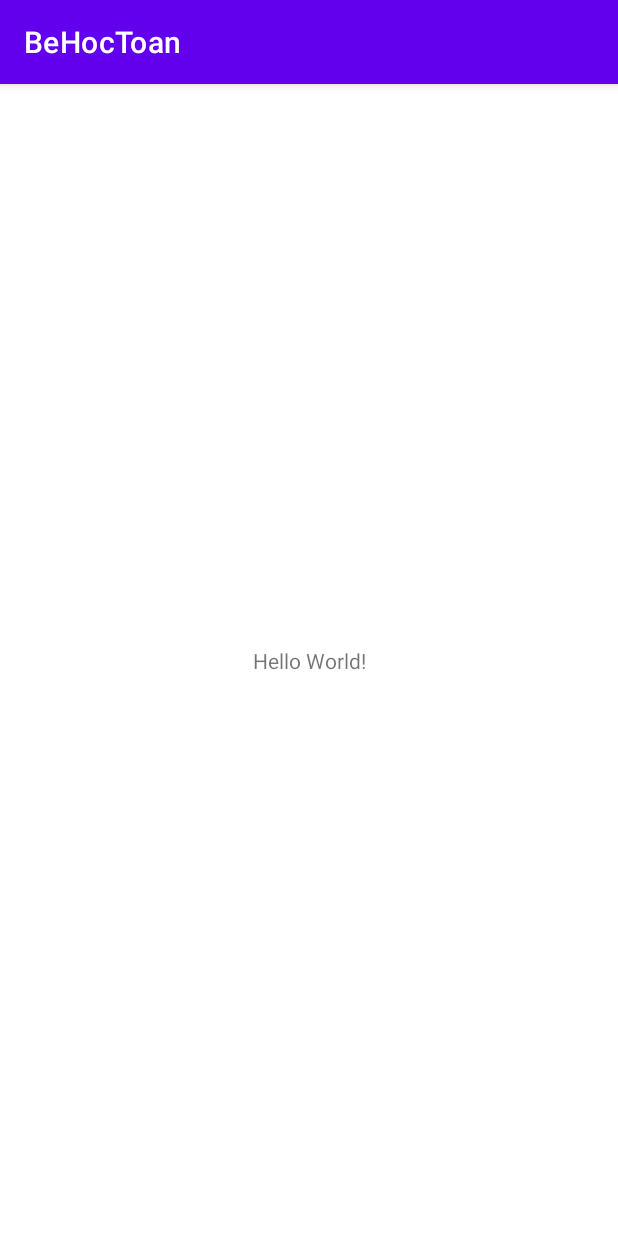
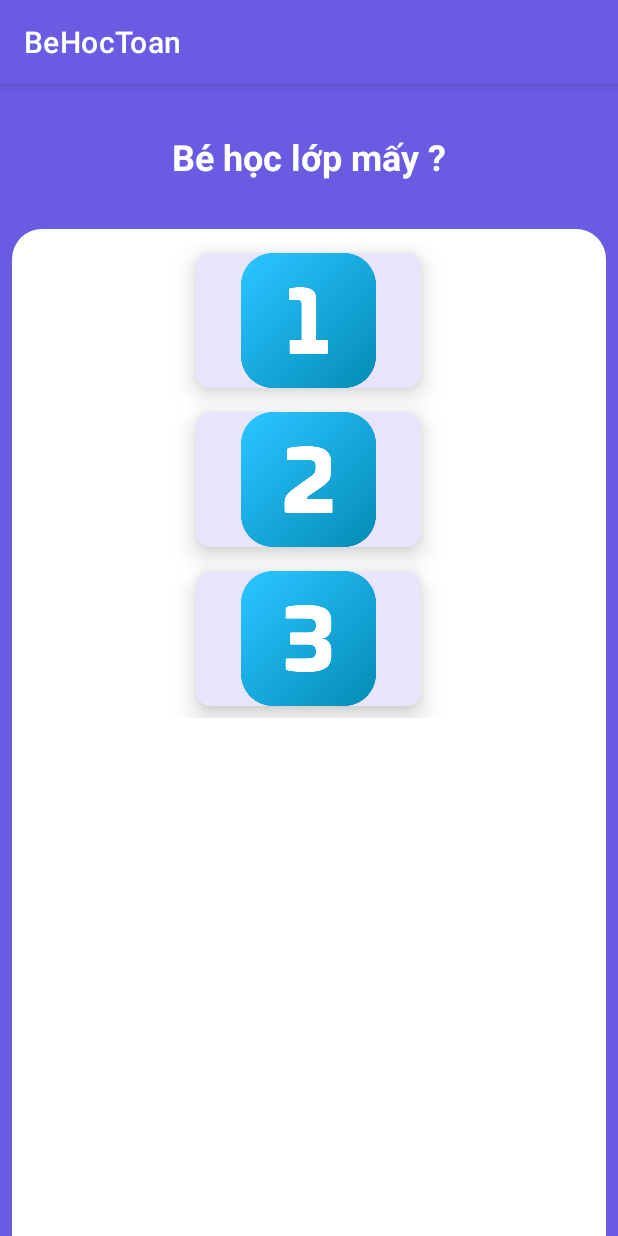
Before and after one commit to trwinddev/Be-hoc-toan-APP, an Android app: the screen it shows after launch (MainActivity), on a phone screen of 412 x 824 dp. Run offline under Robolectric (Android 15) with nearby library versions, the phone set to English and light mode, and no system bars.

Commit message:
UI Category

```diff
--- a/app/build.gradle
+++ b/app/build.gradle
@@ -33,6 +33,7 @@ dependencies {
     implementation 'androidx.appcompat:appcompat:1.6.1'
     implementation 'com.google.android.material:material:1.8.0'
     implementation 'androidx.constraintlayout:constraintlayout:2.1.4'
+    implementation 'androidx.gridlayout:gridlayout:1.0.0'
     testImplementation 'junit:junit:4.13.2'
     androidTestImplementation 'androidx.test.ext:junit:1.1.5'
     androidTestImplementation 'androidx.test.espresso:espresso-core:3.5.1'
--- a/app/src/main/java/com/example/behoctoan/activities/WaitingScreenActivity.java
+++ b/app/src/main/java/com/example/behoctoan/activities/WaitingScreenActivity.java
@@ -2,8 +2,11 @@ package com.example.behoctoan.activities;
 
 import androidx.appcompat.app.AppCompatActivity;
 
+import android.content.Intent;
 import android.os.Bundle;
+import android.os.Handler;
 
+import com.example.behoctoan.MainActivity;
 import com.example.behoctoan.R;
 
 public class WaitingScreenActivity extends AppCompatActivity {
@@ -12,5 +15,15 @@ public class WaitingScreenActivity extends AppCompatActivity {
     protected void onCreate(Bundle savedInstanceState) {
         super.onCreate(savedInstanceState);
         setContentView(R.layout.activity_waiting_screen);
+
+        getSupportActionBar().hide();
+
+        new Handler().postDelayed(new Runnable() {
+            @Override
+            public void run() {
+                Intent intent = new Intent(WaitingScreenActivity.this, MainActivity.class);
+                startActivity(intent);
+            }
+        }, 3000);
     }
 }
--- /dev/null
+++ b/app/src/main/res/drawable/category_back.xml
@@ -0,0 +1,11 @@
+<?xml version="1.0" encoding="utf-8"?>
+<shape xmlns:android="http://schemas.android.com/apk/res/android">
+
+    <solid android:color="@color/white"></solid>
+
+    <corners
+        android:topLeftRadius="20dp"
+        android:topRightRadius="20dp">
+    </corners>
+
+</shape>
--- a/app/src/main/res/layout/activity_main.xml
+++ b/app/src/main/res/layout/activity_main.xml
@@ -4,13 +4,110 @@
     xmlns:tools="http://schemas.android.com/tools"
     android:layout_width="match_parent"
     android:layout_height="match_parent"
+    android:background="@color/backg"
     tools:context=".MainActivity">
 
+    <androidx.constraintlayout.widget.ConstraintLayout
+        android:layout_width="match_parent"
+        android:layout_height="0dp"
+        android:layout_marginStart="8dp"
+        android:layout_marginTop="32dp"
+        android:layout_marginEnd="8dp"
+        android:background="@drawable/category_back"
+        app:layout_constraintBottom_toBottomOf="parent"
+        app:layout_constraintEnd_toEndOf="parent"
+        app:layout_constraintStart_toStartOf="parent"
+        app:layout_constraintTop_toBottomOf="@+id/textView">
+
+        <androidx.gridlayout.widget.GridLayout
+            android:layout_width="match_parent"
+            android:layout_height="wrap_content"
+            android:layout_marginStart="8dp"
+            android:layout_marginTop="8dp"
+            android:layout_marginEnd="8dp"
+            app:columnCount="1"
+            app:layout_constraintEnd_toEndOf="parent"
+            app:layout_constraintStart_toStartOf="parent"
+            app:layout_constraintTop_toTopOf="parent"
+            app:rowCount="3">
+
+            <androidx.cardview.widget.CardView
+                android:layout_width="150dp"
+                android:layout_height="wrap_content"
+                android:layout_margin="8dp"
+                app:cardCornerRadius="10dp"
+                app:layout_gravity="center"
+                app:cardElevation="10dp">
+
+                <LinearLayout
+                    android:layout_width="match_parent"
+                    android:layout_height="wrap_content"
+                    android:background="@color/category"
+                    android:gravity="center"
+                    android:orientation="vertical">
+
+                    <ImageView
+                        android:layout_width="90dp"
+                        android:layout_height="90dp"
+                        app:srcCompat="@drawable/one" />
+                </LinearLayout>
+            </androidx.cardview.widget.CardView>
+
+            <androidx.cardview.widget.CardView
+                android:layout_width="150dp"
+                android:layout_height="wrap_content"
+                android:layout_margin="8dp"
+                app:cardCornerRadius="10dp"
+                app:layout_gravity="center"
+                app:cardElevation="10dp">
+
+                <LinearLayout
+                    android:layout_width="match_parent"
+                    android:layout_height="wrap_content"
+                    android:background="@color/category"
+                    android:gravity="center"
+                    android:orientation="vertical">
+
+                    <ImageView
+                        android:layout_width="90dp"
+                        android:layout_height="90dp"
+                        app:srcCompat="@drawable/two" />
+                </LinearLayout>
+            </androidx.cardview.widget.CardView>
+
+            <androidx.cardview.widget.CardView
+                android:layout_width="150dp"
+                android:layout_height="wrap_content"
+                android:layout_margin="8dp"
+                app:cardCornerRadius="10dp"
+                app:layout_gravity="center"
+                app:cardElevation="10dp">
+
+                <LinearLayout
+                    android:layout_width="match_parent"
+                    android:layout_height="wrap_content"
+                    android:background="@color/category"
+                    android:gravity="center"
+                    android:orientation="vertical">
+
+                    <ImageView
+                        android:layout_width="90dp"
+                        android:layout_height="90dp"
+                        app:srcCompat="@drawable/three" />
+                </LinearLayout>
+            </androidx.cardview.widget.CardView>
+        </androidx.gridlayout.widget.GridLayout>
+    </androidx.constraintlayout.widget.ConstraintLayout>
+
     <TextView
+        android:id="@+id/textView"
         android:layout_width="wrap_content"
         android:layout_height="wrap_content"
-        android:text="Hello World!"
-        app:layout_constraintBottom_toBottomOf="parent"
+        android:layout_marginTop="32dp"
+        android:text="Bé học lớp mấy ?"
+        android:textColor="@color/white"
+        android:textSize="24sp"
+        android:textStyle="bold"
         app:layout_constraintEnd_toEndOf="parent"
         app:layout_constraintStart_toStartOf="parent"
         app:layout_constraintTop_toTopOf="parent" />
--- a/app/src/main/res/values/colors.xml
+++ b/app/src/main/res/values/colors.xml
@@ -7,4 +7,8 @@
     <color name="teal_700">#FF018786</color>
     <color name="black">#FF000000</color>
     <color name="white">#FFFFFFFF</color>
+
+    <color name="backg">#6a5be2</color>
+    <color name="category">#e8e4fa</color>
+    <color name="click">#ff8fa3</color>
 </resources>
--- a/app/src/main/res/values/themes.xml
+++ b/app/src/main/res/values/themes.xml
@@ -2,7 +2,7 @@
     <!-- Base application theme. -->
     <style name="Theme.BeHocToan" parent="Theme.MaterialComponents.DayNight.DarkActionBar">
         <!-- Primary brand color. -->
-        <item name="colorPrimary">@color/purple_500</item>
+        <item name="colorPrimary">@color/backg</item>
         <item name="colorPrimaryVariant">@color/purple_700</item>
         <item name="colorOnPrimary">@color/white</item>
         <!-- Secondary brand color. -->
@@ -10,7 +10,7 @@
         <item name="colorSecondaryVariant">@color/teal_700</item>
         <item name="colorOnSecondary">@color/black</item>
         <!-- Status bar color. -->
-        <item name="android:statusBarColor">?attr/colorPrimaryVariant</item>
+        <item name="android:statusBarColor">@color/backg</item>
         <!-- Customize your theme here. -->
     </style>
 </resources>
```
Also changed, not shown: app/src/main/res/drawable/one.png (added), app/src/main/res/drawable/three.png (added), app/src/main/res/drawable/two.png (added).
